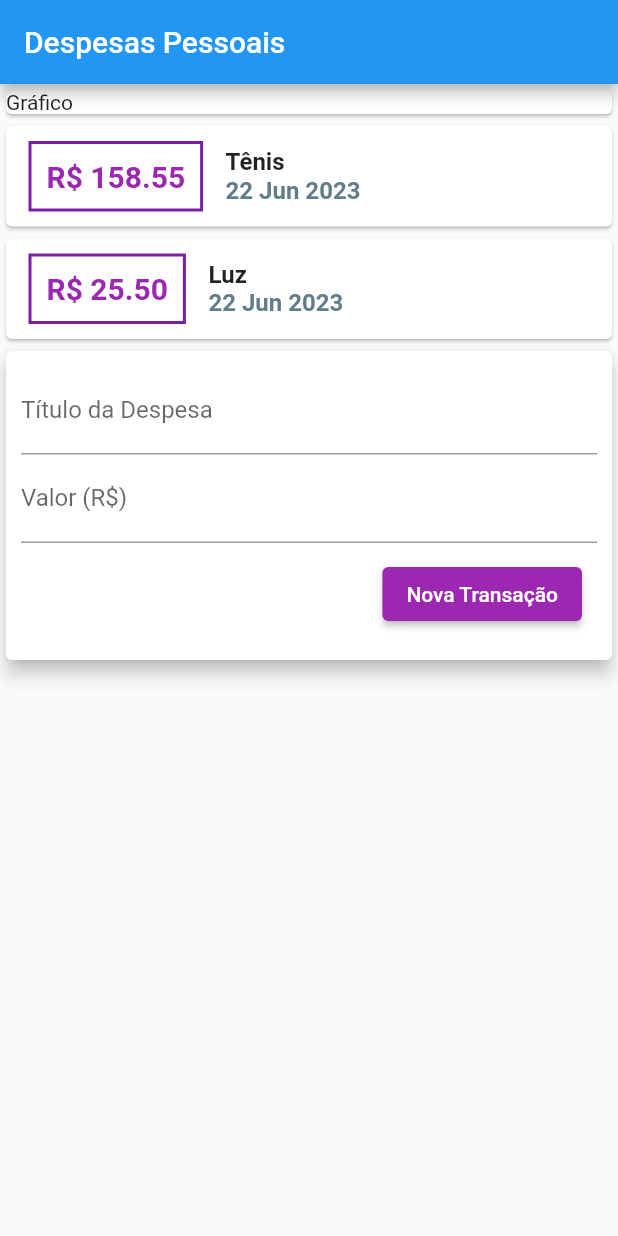
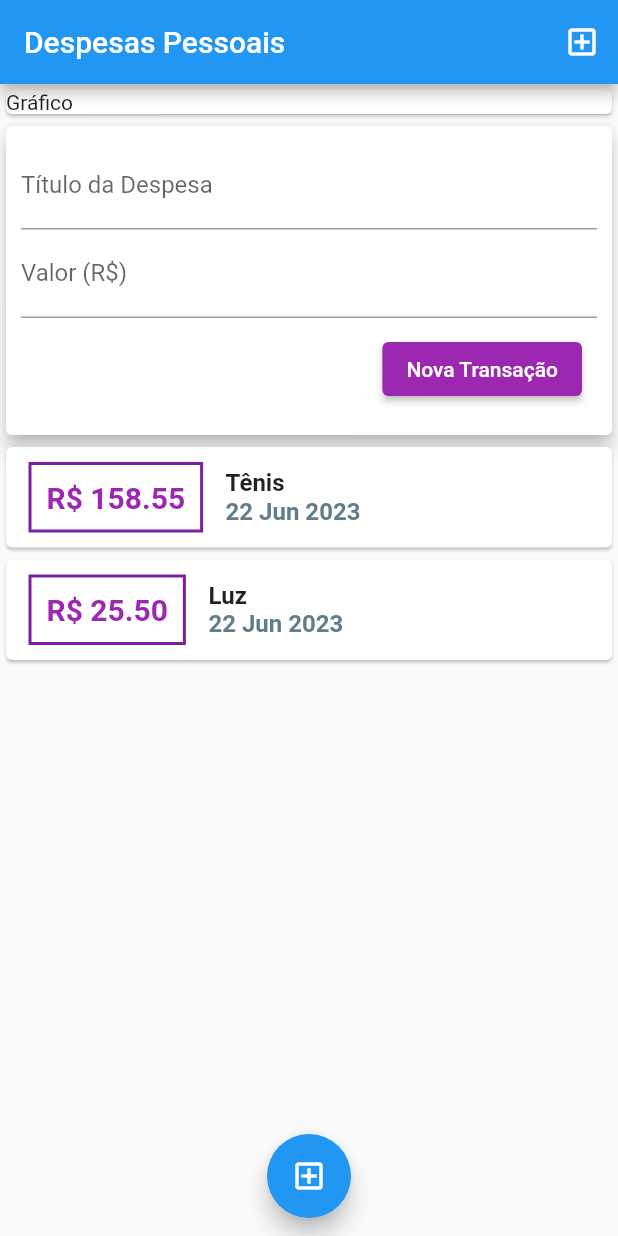
Before and after one commit to fdimant/flutter_expenses, a Flutter app: the screen it shows after launch, after a tap on "Nova Transação", on a phone screen of 412 x 824 dp. Run offline on Flutter 3.47's test engine with Material 2 defaults, Android fonts, the phone set to English and light mode, and no system bars.

Commit message:
lição 109

```diff
--- /dev/null
+++ b/lib/components/transaction_form.dart
@@ -0,0 +1,54 @@
+import 'package:flutter/material.dart';
+
+class TransactionForm extends StatelessWidget {
+  final titleController = TextEditingController();
+  final valueController = TextEditingController();
+
+  final void Function(String, double) onSubmit;
+
+  TransactionForm(this.onSubmit, {Key? key}) : super(key: key);
+
+  _submitForm() {
+    final title = titleController.text;
+    final value = double.tryParse(valueController.text) ?? 0.0;
+    if (title.isEmpty || value <= 0) {
+      return;
+    }
+    onSubmit(title, value);
+  }
+
+  @override
+  Widget build(BuildContext context) {
+    return Card(
+      elevation: 5,
+      child: Padding(
+        padding: EdgeInsets.all(10.0),
+        child: Column(
+          children: [
+            TextField(
+              controller: titleController,
+              decoration: InputDecoration(labelText: 'Título da Despesa'),
+            ),
+            TextField(
+              keyboardType: TextInputType.numberWithOptions(decimal: true),
+              controller: valueController,
+              decoration: InputDecoration(labelText: 'Valor (R\$)'),
+              onSubmitted: (value) => _submitForm(),
+            ),
+            Container(
+              alignment: Alignment.bottomRight,
+              margin: EdgeInsets.all(10),
+              child: ElevatedButton(
+                onPressed: _submitForm,
+                child: Text('Nova Transação'),
+                style: ButtonStyle(
+                  backgroundColor: MaterialStatePropertyAll(Colors.purple),
+                ),
+              ),
+            )
+          ],
+        ),
+      ),
+    );
+  }
+}
--- /dev/null
+++ b/lib/components/transaction_list.dart
@@ -0,0 +1,66 @@
+import 'package:flutter/gestures.dart';
+import 'package:flutter/material.dart';
+import '../models/transaction.dart';
+import 'package:intl/intl.dart';
+
+class TransactionList extends StatelessWidget {
+  final List<Transaction> transactions;
+
+  TransactionList(this.transactions);
+
+  @override
+  Widget build(BuildContext context) {
+    return Container(
+        width: double.infinity,
+        height: 400,
+        child: ListView.builder(
+            itemCount: transactions.length,
+            itemBuilder: (ctx, index) {
+              final tr = transactions[index];
+              return Card(
+                child: Row(children: [
+                  Container(
+                    margin: EdgeInsets.symmetric(
+                      horizontal: 15,
+                      vertical: 10,
+                    ),
+                    decoration: BoxDecoration(
+                        border: Border.all(
+                      color: Colors.purple.shade700,
+                      width: 2,
+                    )),
+                    padding: EdgeInsets.all(10),
+                    child: Text(
+                      'R\$ ${tr.value.toStringAsFixed(2)}',
+                      style: TextStyle(
+                        fontSize: 20,
+                        fontWeight: FontWeight.bold,
+                        color: Colors.purple,
+                      ),
+                    ),
+                  ),
+                  Column(
+                    crossAxisAlignment: CrossAxisAlignment.start,
+                    children: [
+                      Text(
+                        tr.title,
+                        style: TextStyle(
+                          fontSize: 16,
+                          fontWeight: FontWeight.bold,
+                        ),
+                      ),
+                      Text(
+                        DateFormat('d MMM y').format(tr.date),
+                        style: TextStyle(
+                          fontSize: 16,
+                          fontWeight: FontWeight.bold,
+                          color: Colors.blueGrey,
+                        ),
+                      )
+                    ],
+                  )
+                ]),
+              );
+            }));
+  }
+}
--- /dev/null
+++ b/lib/components/transaction_user.dart
@@ -0,0 +1,49 @@
+import 'dart:math';
+
+import 'package:flutter/material.dart';
+import 'transaction_form.dart';
+import 'transaction_list.dart';
+import '../models/transaction.dart';
+
+class TransactionUser extends StatefulWidget {
+  @override
+  State<TransactionUser> createState() => _TransactionUserState();
+}
+
+class _TransactionUserState extends State<TransactionUser> {
+  final _transactions = [
+    Transaction(
+      id: 't1',
+      title: 'Tênis',
+      value: 158.55,
+      date: DateTime.now(),
+    ),
+    Transaction(
+      id: 't2',
+      title: 'Luz',
+      value: 25.50,
+      date: DateTime.now(),
+    ),
+  ];
+
+  _addTransaction(String title, double value) {
+    final newTransaction = Transaction(
+      id: Random().nextDouble().toString(),
+      title: title,
+      value: value,
+      date: DateTime.now(),
+    );
+
+    setState(() {
+      _transactions.add(newTransaction);
+    });
+  }
+
+  @override
+  Widget build(BuildContext context) {
+    return Column(children: [
+      TransactionForm(_addTransaction),
+      TransactionList(_transactions),
+    ]);
+  }
+}
--- a/lib/main.dart
+++ b/lib/main.dart
@@ -1,6 +1,6 @@
 import 'package:flutter/material.dart';
-import './models/transaction.dart';
-import 'package:intl/intl.dart';
+import 'package:flutter_expenses/components/transaction_form.dart';
+import 'components/transaction_user.dart';
 
 main() => runApp(ExpensesApp());
 
@@ -16,31 +16,29 @@
 }
 
 class MyHomePage extends StatelessWidget {
-  final titleController = TextEditingController();
-  final valueController = TextEditingController();
-
-  final _transaction = [
-    Transaction(
-      id: 't1',
-      title: 'Tênis',
-      value: 158.55,
-      date: DateTime.now(),
-    ),
-    Transaction(
-      id: 't2',
-      title: 'Luz',
-      value: 25.50,
-      date: DateTime.now(),
-    )
-  ];
+  _opentransactionFormModal(BuildContext context) {
+    showModalBottomSheet(
+      context: context,
+      builder: (ctx) {
+        return TransactionForm(() as void Function(String p1, double p2));
+      },
+    );
+  }
 
   @override
   Widget build(BuildContext context) {
     return Scaffold(
       appBar: AppBar(
         title: Text('Despesas Pessoais'),
+        actions: [
+          IconButton(
+            onPressed: () {},
+            icon: Icon(Icons.add_box_outlined),
           ),
-      body: Column(
+        ],
+      ),
+      body: SingleChildScrollView(
+        child: Column(
           crossAxisAlignment: CrossAxisAlignment.stretch,
           children: [
             Container(
@@ -49,93 +47,15 @@
                 child: Text('Gráfico'),
               ),
             ),
-          Container(
-            width: double.infinity,
-            child: Column(
-              children: [
-                ..._transaction.map((tr) {
-                  return Card(
-                    child: Row(children: [
-                      Container(
-                        margin: EdgeInsets.symmetric(
-                          horizontal: 15,
-                          vertical: 10,
-                        ),
-                        decoration: BoxDecoration(
-                            border: Border.all(
-                          color: Colors.purple.shade700,
-                          width: 2,
-                        )),
-                        padding: EdgeInsets.all(10),
-                        child: Text(
-                          'R\$ ${tr.value.toStringAsFixed(2)}',
-                          style: TextStyle(
-                            fontSize: 20,
-                            fontWeight: FontWeight.bold,
-                            color: Colors.purple,
-                          ),
-                        ),
-                      ),
-                      Column(
-                        crossAxisAlignment: CrossAxisAlignment.start,
-                        children: [
-                          Text(
-                            tr.title,
-                            style: TextStyle(
-                              fontSize: 16,
-                              fontWeight: FontWeight.bold,
-                            ),
-                          ),
-                          Text(
-                            DateFormat('d MMM y').format(tr.date),
-                            style: TextStyle(
-                              fontSize: 16,
-                              fontWeight: FontWeight.bold,
-                              color: Colors.blueGrey,
-                            ),
-                          )
-                        ],
-                      )
-                    ]),
-                  );
-                }).toList(),
-                Card(
-                  elevation: 5,
-                  child: Padding(
-                    padding: EdgeInsets.all(10.0),
-                    child: Column(
-                      children: [
-                        TextField(
-                          controller: titleController,
-                          decoration: InputDecoration(labelText: 'Título da Despesa'),
-                        ),
-                        TextField(
-                          controller: valueController,
-                          decoration: InputDecoration(labelText: 'Valor (R\$)'),
-                        ),
-                        Container(
-                          alignment: Alignment.bottomRight,
-                          margin: EdgeInsets.all(10),
-                          child: ElevatedButton(
-                            onPressed: () {
-                              print(titleController.text);
-                              print(valueController.text);
-                            },
-                            child: Text('Nova Transação'),
-                            style: ButtonStyle(
-                              backgroundColor: MaterialStatePropertyAll(Colors.purple),
-                            ),
-                          ),
-                        )
+            TransactionUser(),
           ],
         ),
       ),
+      floatingActionButton: FloatingActionButton(
+        child: Icon(Icons.add_box_outlined),
+        onPressed: () {},
       ),
-              ],
-            ),
-          )
-        ],
-      ),
+      floatingActionButtonLocation: FloatingActionButtonLocation.miniCenterFloat,
     );
   }
 }
```
Lines whose indentation alone changed are shown as unchanged.
